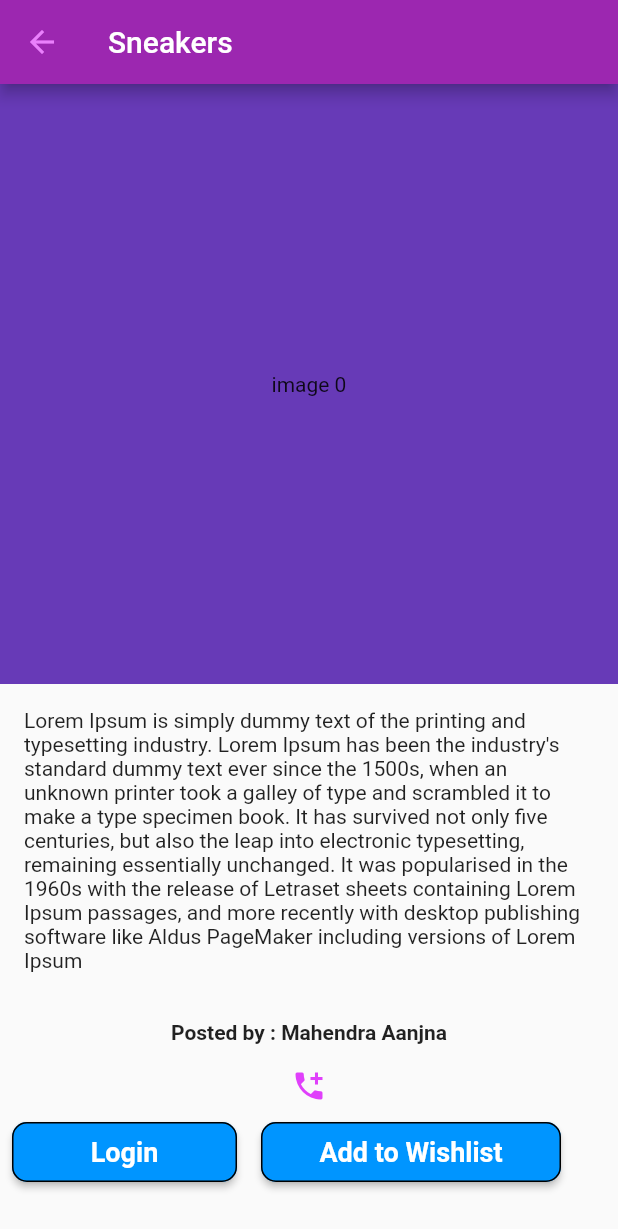
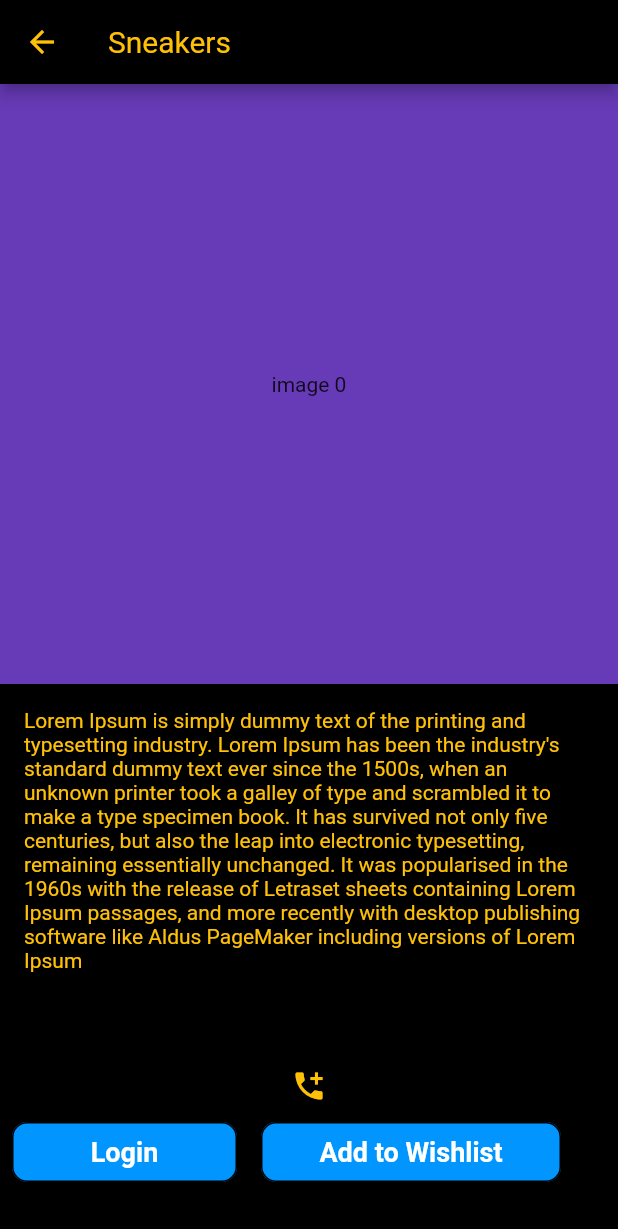
Before and after one commit to Chandresh2702/login-page, a Flutter app: the Home screen opened directly, after a tap on "Sneakers", on a phone screen of 412 x 824 dp. Shown: the top 1229 px of the screen. Run offline on Flutter 3.47's test engine with Material 2 defaults, Android fonts, the phone set to English and light mode, and no system bars; drawn by our look-alikes of carousel_slider.

Commit message:
change theme colors of home page

```diff
--- a/E-xchange/lib/screens/home.dart
+++ b/E-xchange/lib/screens/home.dart
@@ -16,7 +16,7 @@
   @override
   Widget build(BuildContext context) {
     return Scaffold(
-      // appBar: buildAppBar(),
+      backgroundColor: Colors.black,
       body: CustomScrollView(
         slivers: [
           SliverAppBar(
@@ -24,8 +24,13 @@
             pinned: true,
             snap: false,
             centerTitle: false,
-            backgroundColor: Colors.deepPurple,
-            title: Text('E-xchange'),
+            backgroundColor: Colors.black,
+                        title: Text('E-xchange',
+            style: TextStyle(
+              color: Colors.amber,
+              fontWeight: FontWeight.bold,
+              fontSize: 23,
+            )),
             actions: [
               IconButton(
                 icon: Icon(Icons.shopping_cart),
@@ -33,7 +38,7 @@
               ),
             ],
             bottom: AppBar(
-              backgroundColor: Colors.deepPurple,
+              backgroundColor: Colors.black,
               title: Container(
                 width: double.infinity,
                 height: 40,
@@ -49,7 +54,7 @@
                     },
                     controller: _textEditingController,
                     decoration: InputDecoration(
-                        hintText: 'Search for something',
+                        hintText: 'Search for product',
                         prefixIcon: Icon(Icons.search),
                         suffixIcon: Icon(Icons.camera_alt)),
                   ),
--- a/E-xchange/lib/screens/product_details.dart
+++ b/E-xchange/lib/screens/product_details.dart
@@ -2,25 +2,26 @@
 import 'package:flutter/material.dart';
 
 class ProductInfo extends StatelessWidget {
-  String productName='';
+  String productName = '';
   ProductInfo({required this.productName});
-
 
   Widget build(BuildContext context) {
     return Scaffold(
+        backgroundColor: Colors.black,
         appBar: AppBar(
-          backgroundColor: Colors.purple,
+          backgroundColor: Colors.black,
           leading: TextButton(
             child: const Icon(Icons.arrow_back),
             style: TextButton.styleFrom(
-              primary: Colors.purpleAccent[100],
+              primary: Colors.amber,
             ),
             onPressed: () => Navigator.pop(context),
           ),
-          title: Text(productName)),
+          title: Text(productName),
+          titleTextStyle: TextStyle(color: Colors.amber, fontSize: 20),
+        ),
         body: Center(
-        child: ListView(
-          children: [
+          child: ListView(children: [
             Container(
               color: Colors.deepPurple,
               child: CarouselSlider.builder(
@@ -49,7 +50,11 @@
                 ", remaining essentially unchanged. It was popularised in the 1960s "
                 "with the release of Letraset sheets containing Lorem Ipsum passages,"
                 " and more recently with desktop publishing software like Aldus"
-                  " PageMaker including versions of Lorem Ipsum "),
+                " PageMaker including versions of Lorem Ipsum ",
+                style: TextStyle(
+                  color: Colors.amber,
+                ),
+              ),
             ),
             Padding(
               padding: const EdgeInsets.all(16.0),
@@ -63,7 +68,7 @@
             ),
             Icon(
               Icons.add_call,
-              color: Colors.purpleAccent,
+              color: Colors.amber,
             ),
 
             // price tag
@@ -81,11 +86,8 @@
                     // defining the shape
                     color: Color(0xff0095FF),
                     shape: RoundedRectangleBorder(
-                        side: BorderSide(
-                          color: Colors.black
-                        ),
-                        borderRadius: BorderRadius.circular(10)
-                      ),
+                        side: BorderSide(color: Colors.black),
+                        borderRadius: BorderRadius.circular(10)),
 
                     child: Text(
                       "Login",
@@ -105,29 +107,23 @@
                   child: MaterialButton(
                     minWidth: 200.0,
                     height: 40,
-                      onPressed: (){
+                    onPressed: () {
                       // Navigator.push(context, MaterialPageRoute(builder: (context)=> SignupPage()));
-
                     },
                     color: Color(0xff0095FF),
                     shape: RoundedRectangleBorder(
-                        side: BorderSide(
-                          color: Colors.black
-                        ),
-                        borderRadius: BorderRadius.circular(10)
-                      ),
+                        side: BorderSide(color: Colors.black),
+                        borderRadius: BorderRadius.circular(10)),
                     child: Text(
                       "Add to Wishlist",
                       style: TextStyle(
                           color: Colors.white,
                           fontWeight: FontWeight.w600,
-                          fontSize: 18
-                        ),
+                          fontSize: 18),
                     ),
                   ),
                 )
               ],
-
             ),
           ]),
         ));
--- a/E-xchange/lib/widgets/singleProduct_widget.dart
+++ b/E-xchange/lib/widgets/singleProduct_widget.dart
@@ -31,6 +31,7 @@
           );
       },
       child: Card(
+        color: Colors.black,
         child: Row(
           children: <Widget>[
             Container(
@@ -46,9 +47,9 @@
                   Text(
                     widget.productName,
                     style: TextStyle(
-                      fontSize: 25,
-                      color: Colors.grey,
-                      fontWeight: FontWeight.bold,
+                      fontSize: 22,
+                      color: Colors.amber,
+                      // fontWeight: FontWeight.bold,
                     ),
                   ),
                   SizedBox(height: 10,),
@@ -58,6 +59,7 @@
                       "\$ ${widget.productPrice}",
                       style: TextStyle(
                         fontWeight: FontWeight.bold,
+                        color: Colors.grey,
                       ),
                     ),
                   ),
```
Also changed, not shown: E-xchange/lib/screens/Dashboard.dart (+12 -20 lines), 1 other file. Lines whose indentation alone changed are shown as unchanged.
